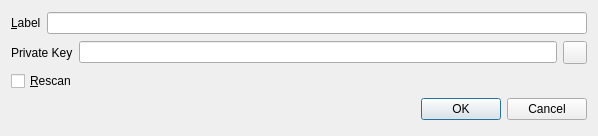
Qt form src/qt/forms/importprivatekeydialog.ui (Konjungate/Konjungate-Core) before a commit.
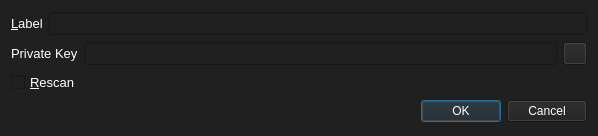
The same form after that commit. Icons and pictures are not drawn.

```diff
--- a/src/qt/forms/importprivatekeydialog.ui
+++ b/src/qt/forms/importprivatekeydialog.ui
@@ -13,11 +13,20 @@
   <property name="windowTitle">
    <string>Import private key</string>
   </property>
+  <property name="styleSheet">
+   <string notr="true">background-color: rgb(32, 32, 32);
+color: rgb(255, 255, 255);</string>
+  </property>
   <layout class="QGridLayout" name="gridLayout_2">
    <item row="0" column="0">
     <layout class="QHBoxLayout" name="horizontalLayout_4">
      <item>
       <widget class="QLabel" name="label">
+       <property name="font">
+        <font>
+         <pointsize>10</pointsize>
+        </font>
+       </property>
        <property name="text">
         <string>&amp;Label</string>
        </property>
@@ -28,6 +37,11 @@
      </item>
      <item>
       <widget class="QLineEdit" name="labelEdit">
+       <property name="font">
+        <font>
+         <pointsize>10</pointsize>
+        </font>
+       </property>
        <property name="toolTip">
         <string>The label associated with this address book entry</string>
        </property>
@@ -39,6 +53,11 @@
     <layout class="QHBoxLayout" name="horizontalLayout_3">
      <item>
       <widget class="QLabel" name="label_2">
+       <property name="font">
+        <font>
+         <pointsize>10</pointsize>
+        </font>
+       </property>
        <property name="text">
         <string>Private Key</string>
        </property>
@@ -49,6 +68,11 @@
      </item>
      <item>
       <widget class="QLineEdit" name="keyEdit">
+       <property name="font">
+        <font>
+         <pointsize>10</pointsize>
+        </font>
+       </property>
        <property name="toolTip">
         <string>The address associated with this address book entry. This can only be modified for sending addresses.</string>
        </property>
@@ -75,6 +99,11 @@
    </item>
    <item row="2" column="0">
     <widget class="QCheckBox" name="rescanCB">
+     <property name="font">
+      <font>
+       <pointsize>10</pointsize>
+      </font>
+     </property>
      <property name="text">
       <string>&amp;Rescan</string>
      </property>
@@ -82,6 +111,11 @@
    </item>
    <item row="3" column="0">
     <widget class="QDialogButtonBox" name="buttonBox">
+     <property name="font">
+      <font>
+       <pointsize>10</pointsize>
+      </font>
+     </property>
      <property name="orientation">
       <enum>Qt::Horizontal</enum>
      </property>
```
